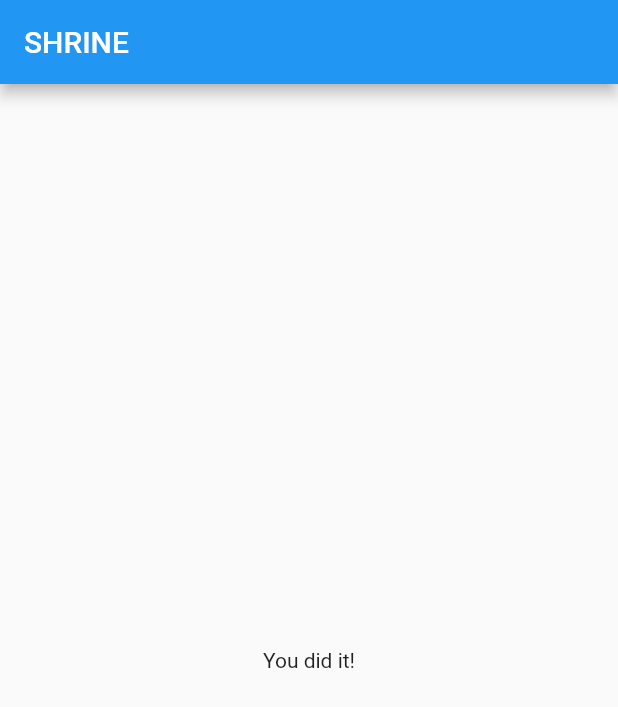
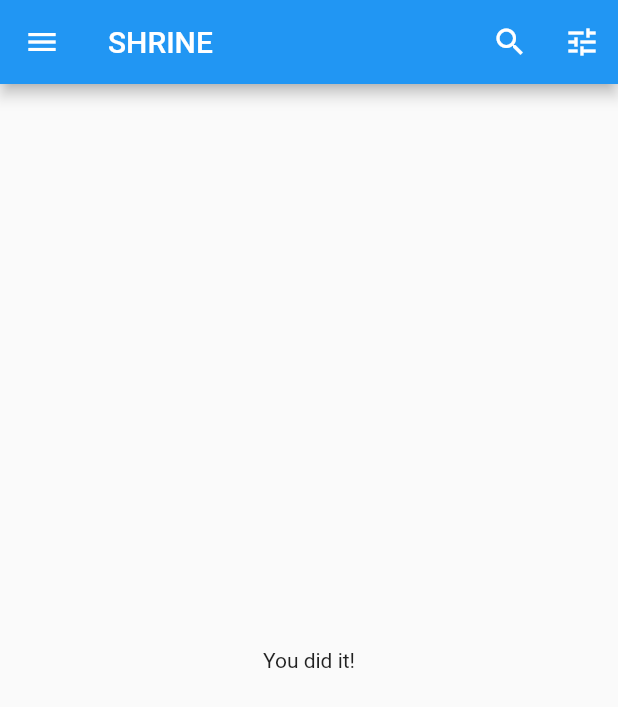
Before and after one commit to benedicte69/flutter_mdc_100_series, a Flutter app: the HomePage screen opened directly, on a phone screen of 412 x 824 dp. Shown: the top 707 px of the screen. Run offline on Flutter 3.47's test engine with Material 2 defaults, Android fonts, the phone set to English and light mode, and no system bars.

Commit message:
Add leading and action buttons

```diff
--- a/lib/home.dart
+++ b/lib/home.dart
@@ -24,7 +24,38 @@ class HomePage extends StatelessWidget {
     return Scaffold(
       // TODO: Add app bar (102)
       appBar: AppBar(
+        // TODO: Add buttons and title (102)
+        leading: IconButton(
+          icon: Icon(
+            Icons.menu,
+            semanticLabel: 'menu',
+          ),
+          onPressed: () {
+            print('Menu button');
+          },
+        ),
         title: Text('SHRINE'),
+        // TODO: Add trailing buttons (102)
+        actions: <Widget>[
+          IconButton(
+            icon: Icon(
+              Icons.search,
+              semanticLabel: 'search',
+            ),
+            onPressed: () {
+              print('Search button');
+            },
+          ),
+          IconButton(
+            icon: Icon(
+              Icons.tune,
+              semanticLabel: 'filter',
+            ),
+            onPressed: () {
+              print('Filter button');
+            },
+          ),
+        ],
       ),
       // TODO: Add a grid view (102)
       body: Center(
```
